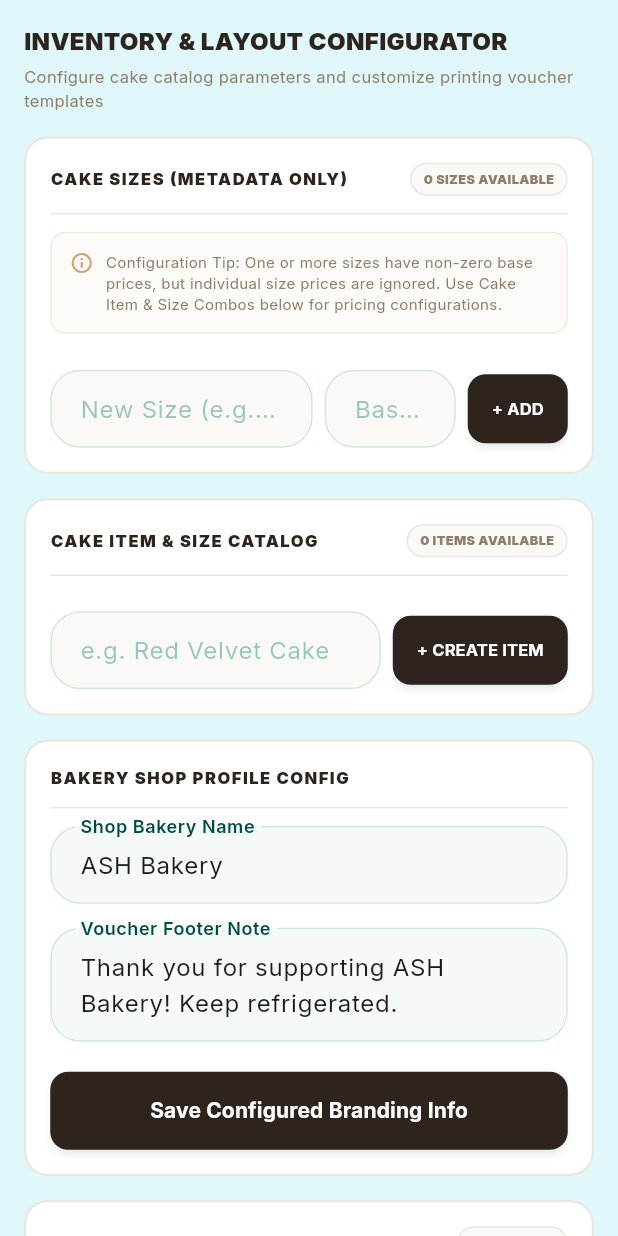
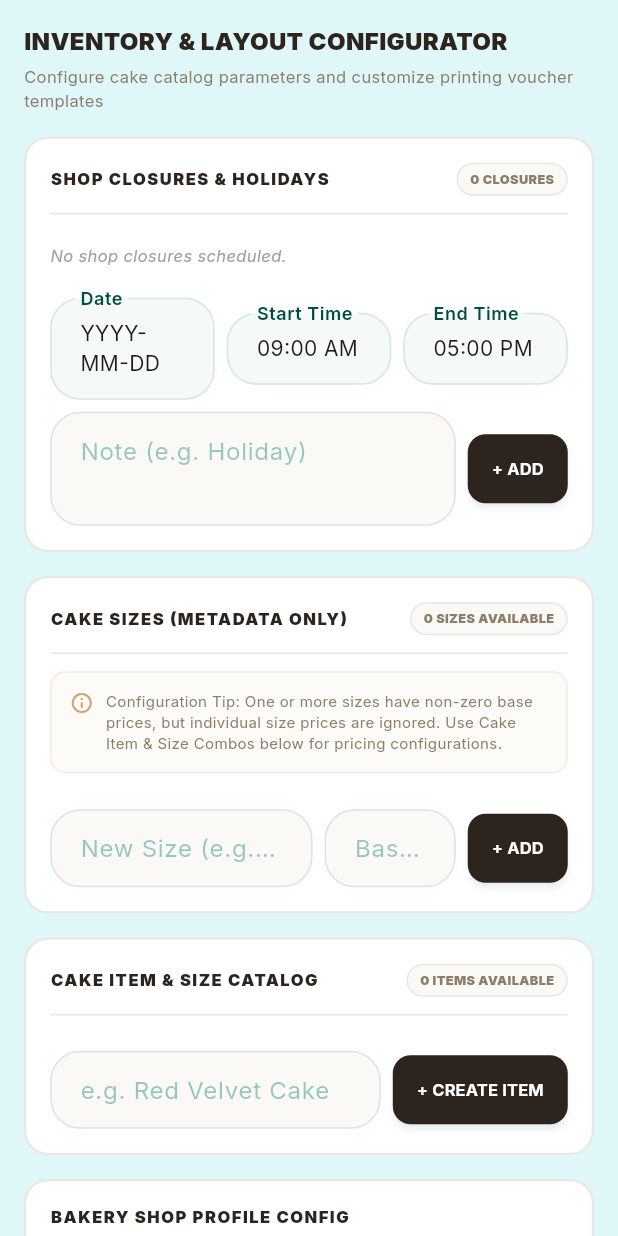
Before and after one commit to macversetech-collab/Pos, a Flutter app: the SettingsTab widget shown alone on an empty page, opened directly with empty values, after a tap on "+ ADD", on a phone screen of 412 x 824 dp. Run offline on Flutter 3.47's test engine with Material 3 defaults, Android fonts, the phone set to English and light mode, and no system bars; our stand-ins replace connectivity_plus, google_fonts, hive_flutter, package_info_plus, screenshot, supabase_flutter; missing offline and left inert: dart:html, esc_pos_utils_plus, gal, print_bluetooth_thermal; accounts and stored records are empty.

Commit message:
Release ASH POS Shop Closure feature

```diff
--- a/lib/tabs/settings_tab.dart
+++ b/lib/tabs/settings_tab.dart
@@ -47,8 +47,8 @@ class _SettingsTabState extends State<SettingsTab> {
 
   List<Map<dynamic, dynamic>> _closures = [];
   final TextEditingController _closureDateController = TextEditingController();
-  final TextEditingController _closureStartTimeController = TextEditingController();
-  final TextEditingController _closureEndTimeController = TextEditingController();
+  final TextEditingController _closureStartTimeController = TextEditingController(text: '09:00 AM');
+  final TextEditingController _closureEndTimeController = TextEditingController(text: '05:00 PM');
   final TextEditingController _closureReasonController = TextEditingController();
 
   @override
@@ -158,6 +158,223 @@ class _SettingsTabState extends State<SettingsTab> {
           const Text(
             'Configure cake catalog parameters and customize printing voucher templates',
             style: TextStyle(color: Color(0xFF8C7E6A), fontSize: 11),
+          ),
+          const SizedBox(height: 16),
+
+          // 0. SHOP CLOSURE CONFIG CARD (Moved to top)
+          _buildCard(
+            title: 'Shop Closures & Holidays',
+            badgeText: '${_closures.length} CLOSURES',
+            children: [
+              if (_closures.isEmpty)
+                const Padding(
+                  padding: EdgeInsets.symmetric(vertical: 8.0),
+                  child: Text(
+                    'No shop closures scheduled.',
+                    style: TextStyle(
+                      fontSize: 11,
+                      fontStyle: FontStyle.italic,
+                      color: Colors.grey,
+                    ),
+                  ),
+                )
+              else
+                ..._closures.map((closure) {
+                  final date = closure['date'] ?? '';
+                  final start = closure['start_time'] ?? '';
+                  final end = closure['end_time'] ?? '';
+                  final reason = closure['reason'] ?? '';
+                  return Container(
+                    margin: const EdgeInsets.only(bottom: 8.0),
+                    padding: const EdgeInsets.symmetric(horizontal: 12, vertical: 10),
+                    decoration: BoxDecoration(
+                      color: Colors.white,
+                      borderRadius: BorderRadius.circular(12.0),
+                      border: Border.all(color: const Color(0xFFEAE7E2), width: 1.2),
+                    ),
+                    child: Row(
+                      children: [
+                        Expanded(
+                          child: Column(
+                            crossAxisAlignment: CrossAxisAlignment.start,
+                            children: [
+                              Text(
+                                '$date ($start - $end)',
+                                style: const TextStyle(
+                                  fontSize: 12,
+                                  fontWeight: FontWeight.bold,
+                                  color: Color(0xFF2D241E),
+                                ),
+                              ),
+                              if (reason.isNotEmpty)
+                                Text(
+                                  reason,
+                                  style: const TextStyle(
+                                    fontSize: 10,
+                                    color: Color(0xFF8C7E6A),
+                                  ),
+                                ),
+                            ],
+                          ),
+                        ),
+                        IconButton(
+                          icon: const Icon(
+                            Icons.delete_outline_rounded,
+                            color: Colors.redAccent,
+                            size: 18,
+                          ),
+                          onPressed: () async {
+                            final success = await ClosureRepository().deleteClosure(closure['id'], date);
+                            if (success) _loadClosures();
+                          },
+                          padding: EdgeInsets.zero,
+                          constraints: const BoxConstraints(),
+                        ),
+                      ],
+                    ),
+                  );
+                }),
+              const SizedBox(height: 12),
+
+              Row(
+                children: [
+                  Expanded(
+                    flex: 2,
+                    child: InkWell(
+                      onTap: () async {
+                        DateTime? picked = await showDatePicker(
+                          context: context,
+                          initialDate: DateTime.now(),
+                          firstDate: DateTime(2025),
+                          lastDate: DateTime(2030),
+                        );
+                        if (picked != null) {
+                          setState(() {
+                            _closureDateController.text = "${picked.year}-${picked.month.toString().padLeft(2, '0')}-${picked.day.toString().padLeft(2, '0')}";
+                          });
+                        }
+                      },
+                      child: InputDecorator(
+                        decoration: AppDecorations.input(labelText: 'Date'),
+                        child: Text(_closureDateController.text.isEmpty ? 'YYYY-MM-DD' : _closureDateController.text),
+                      ),
+                    ),
+                  ),
+                  const SizedBox(width: 8),
+                  Expanded(
+                    flex: 2,
+                    child: InkWell(
+                      onTap: () async {
+                        TimeOfDay? picked = await showTimePicker(
+                          context: context,
+                          initialTime: const TimeOfDay(hour: 9, minute: 0),
+                        );
+                        if (picked != null) {
+                          if (context.mounted) {
+                            setState(() {
+                              _closureStartTimeController.text = picked.format(context);
+                            });
+                          }
+                        }
+                      },
+                      child: InputDecorator(
+                        decoration: AppDecorations.input(labelText: 'Start Time'),
+                        child: Text(_closureStartTimeController.text.isEmpty ? '09:00 AM' : _closureStartTimeController.text),
+                      ),
+                    ),
+                  ),
+                  const SizedBox(width: 8),
+                  Expanded(
+                    flex: 2,
+                    child: InkWell(
+                      onTap: () async {
+                        TimeOfDay? picked = await showTimePicker(
+                          context: context,
+                          initialTime: const TimeOfDay(hour: 17, minute: 0),
+                        );
+                        if (picked != null) {
+                          if (context.mounted) {
+                            setState(() {
+                              _closureEndTimeController.text = picked.format(context);
+                            });
+                          }
+                        }
+                      },
+                      child: InputDecorator(
+                        decoration: AppDecorations.input(labelText: 'End Time'),
+                        child: Text(_closureEndTimeController.text.isEmpty ? '05:00 PM' : _closureEndTimeController.text),
+                      ),
+                    ),
+                  ),
+                ],
+              ),
+              const SizedBox(height: 8),
+              Row(
+                children: [
+                  Expanded(
+                    child: TextFormField(
+                      controller: _closureReasonController,
+                      minLines: 2,
+                      maxLines: 5,
+                      keyboardType: TextInputType.multiline,
+                      decoration: AppDecorations.input(
+                        hintText: 'Note (e.g. Holiday)',
+                        filled: true,
+                        fillColor: const Color(0xFFFAF9F6),
+                      ),
+                    ),
+                  ),
+                  const SizedBox(width: 8),
+                  ElevatedButton(
+                    style: ElevatedButton.styleFrom(
+                      backgroundColor: const Color(0xFF2D241E),
+                      foregroundColor: Colors.white,
+                      padding: const EdgeInsets.symmetric(horizontal: 16, vertical: 15),
+                      shape: RoundedRectangleBorder(
+                        borderRadius: BorderRadius.circular(12),
+                      ),
+                    ),
+                    onPressed: () async {
+                      final date = _closureDateController.text.trim();
+                      final start = _closureStartTimeController.text.trim();
+                      final end = _closureEndTimeController.text.trim();
+                      final reason = _closureReasonController.text.trim();
+                      if (date.isNotEmpty && start.isNotEmpty && end.isNotEmpty) {
+                        final errorMsg = await ClosureRepository().addClosure(
+                          date: date,
+                          startTime: start,
+                          endTime: end,
+                          reason: reason,
+                        );
+                        if (errorMsg == null) {
+                          setState(() {
+                            _closureDateController.clear();
+                            _closureStartTimeController.text = '09:00 AM';
+                            _closureEndTimeController.text = '05:00 PM';
+                            _closureReasonController.clear();
+                          });
+                          _loadClosures();
+                        } else {
+                          if (context.mounted) {
+                            ScaffoldMessenger.of(context).showSnackBar(
+                              SnackBar(
+                                content: Text('Error: $errorMsg'),
+                                backgroundColor: Colors.red,
+                                duration: const Duration(seconds: 5),
+                              ),
+                            );
+                          }
+                        }
+                      }
+                    },
+                    child: const Text(
+                      '+ ADD',
+                      style: TextStyle(fontSize: 11, fontWeight: FontWeight.bold),
+                    ),
+                  ),
+                ],
+              ),
+            ],
           ),
           const SizedBox(height: 16),
 
@@ -397,175 +614,6 @@ class _SettingsTabState extends State<SettingsTab> {
                     style: TextStyle(fontWeight: FontWeight.bold),
                   ),
                 ),
-              ),
-            ],
-          ),
-          const SizedBox(height: 16),
-
-          // 4. SHOP CLOSURE CONFIG CARD
-          _buildCard(
-            title: 'Shop Closures & Holidays',
-            badgeText: '${_closures.length} CLOSURES',
-            children: [
-              if (_closures.isEmpty)
-                const Padding(
-                  padding: EdgeInsets.symmetric(vertical: 8.0),
-                  child: Text(
-                    'No shop closures scheduled.',
-                    style: TextStyle(
-                      fontSize: 11,
-                      fontStyle: FontStyle.italic,
-                      color: Colors.grey,
-                    ),
-                  ),
-                )
-              else
-                ..._closures.map((closure) {
-                  final date = closure['date'] ?? '';
-                  final start = closure['start_time'] ?? '';
-                  final end = closure['end_time'] ?? '';
-                  final reason = closure['reason'] ?? '';
-                  return Container(
-                    margin: const EdgeInsets.only(bottom: 8.0),
-                    padding: const EdgeInsets.symmetric(horizontal: 12, vertical: 10),
-                    decoration: BoxDecoration(
-                      color: Colors.white,
-                      borderRadius: BorderRadius.circular(12.0),
-                      border: Border.all(color: const Color(0xFFEAE7E2), width: 1.2),
-                    ),
-                    child: Row(
-                      children: [
-                        Expanded(
-                          child: Column(
-                            crossAxisAlignment: CrossAxisAlignment.start,
-                            children: [
-                              Text(
-                                '$date ($start - $end)',
-                                style: const TextStyle(
-                                  fontSize: 12,
-                                  fontWeight: FontWeight.bold,
-                                  color: Color(0xFF2D241E),
-                                ),
-                              ),
-                              if (reason.isNotEmpty)
-                                Text(
-                                  reason,
-                                  style: const TextStyle(
-                                    fontSize: 10,
-                                    color: Color(0xFF8C7E6A),
-                                  ),
-                                ),
-                            ],
-                          ),
-                        ),
-                        IconButton(
-                          icon: const Icon(
-                            Icons.delete_outline_rounded,
-                            color: Colors.redAccent,
-                            size: 18,
-                          ),
-                          onPressed: () async {
-                            final success = await ClosureRepository().deleteClosure(closure['id'], date);
-                            if (success) _loadClosures();
-                          },
-                          padding: EdgeInsets.zero,
-                          constraints: const BoxConstraints(),
-                        ),
-                      ],
-                    ),
-                  );
-                }),
-              const SizedBox(height: 12),
-
-              Row(
-                children: [
-                  Expanded(
-                    flex: 2,
-                    child: TextFormField(
-                      controller: _closureDateController,
-                      decoration: AppDecorations.input(
-                        hintText: 'YYYY-MM-DD',
-                        filled: true,
-                        fillColor: const Color(0xFFFAF9F6),
-                      ),
-                    ),
-                  ),
-                  const SizedBox(width: 8),
-                  Expanded(
-                    flex: 2,
-                    child: TextFormField(
-                      controller: _closureStartTimeController,
-                      decoration: AppDecorations.input(
-                        hintText: 'Start (e.g. 09:00 AM)',
-                        filled: true,
-                        fillColor: const Color(0xFFFAF9F6),
-                      ),
-                    ),
-                  ),
-                  const SizedBox(width: 8),
-                  Expanded(
-                    flex: 2,
-                    child: TextFormField(
-                      controller: _closureEndTimeController,
-                      decoration: AppDecorations.input(
-                        hintText: 'End (e.g. 05:00 PM)',
-                        filled: true,
-                        fillColor: const Color(0xFFFAF9F6),
-                      ),
-                    ),
-                  ),
-                ],
-              ),
-              const SizedBox(height: 8),
-              Row(
-                children: [
-                  Expanded(
-                    child: TextFormField(
-                      controller: _closureReasonController,
-                      decoration: AppDecorations.input(
-                        hintText: 'Reason (e.g. Holiday)',
-                        filled: true,
-                        fillColor: const Color(0xFFFAF9F6),
-                      ),
-                    ),
-                  ),
-                  const SizedBox(width: 8),
-                  ElevatedButton(
-                    style: ElevatedButton.styleFrom(
-                      backgroundColor: const Color(0xFF2D241E),
-                      foregroundColor: Colors.white,
-                      padding: const EdgeInsets.symmetric(horizontal: 16, vertical: 15),
-                      shape: RoundedRectangleBorder(
-                        borderRadius: BorderRadius.circular(12),
-                      ),
-                    ),
-                    onPressed: () async {
-                      final date = _closureDateController.text.trim();
-                      final start = _closureStartTimeController.text.trim();
-                      final end = _closureEndTimeController.text.trim();
-                      final reason = _closureReasonController.text.trim();
-                      if (date.isNotEmpty && start.isNotEmpty && end.isNotEmpty) {
-                        final success = await ClosureRepository().addClosure(
-                          date: date,
-                          startTime: start,
-                          endTime: end,
-                          reason: reason,
-                        );
-                        if (success) {
-                          _closureDateController.clear();
-                          _closureStartTimeController.clear();
-                          _closureEndTimeController.clear();
-                          _closureReasonController.clear();
-                          _loadClosures();
-                        }
-                      }
-                    },
-                    child: const Text(
-                      '+ ADD',
-                      style: TextStyle(fontSize: 11, fontWeight: FontWeight.bold),
-                    ),
-                  ),
-                ],
               ),
             ],
           ),
--- a/pubspec.yaml
+++ b/pubspec.yaml
@@ -1,7 +1,7 @@
 name: ash_bakery_apk
 description: "A new Flutter project."
 publish_to: 'none'
-version: 1.0.9+12
+version: 1.0.10+13
 
 environment:
   sdk: '>=3.9.0 <4.0.0'
```
Also changed, not shown: lib/services/closure_repository.dart (+9 -5 lines), 1 other file.
